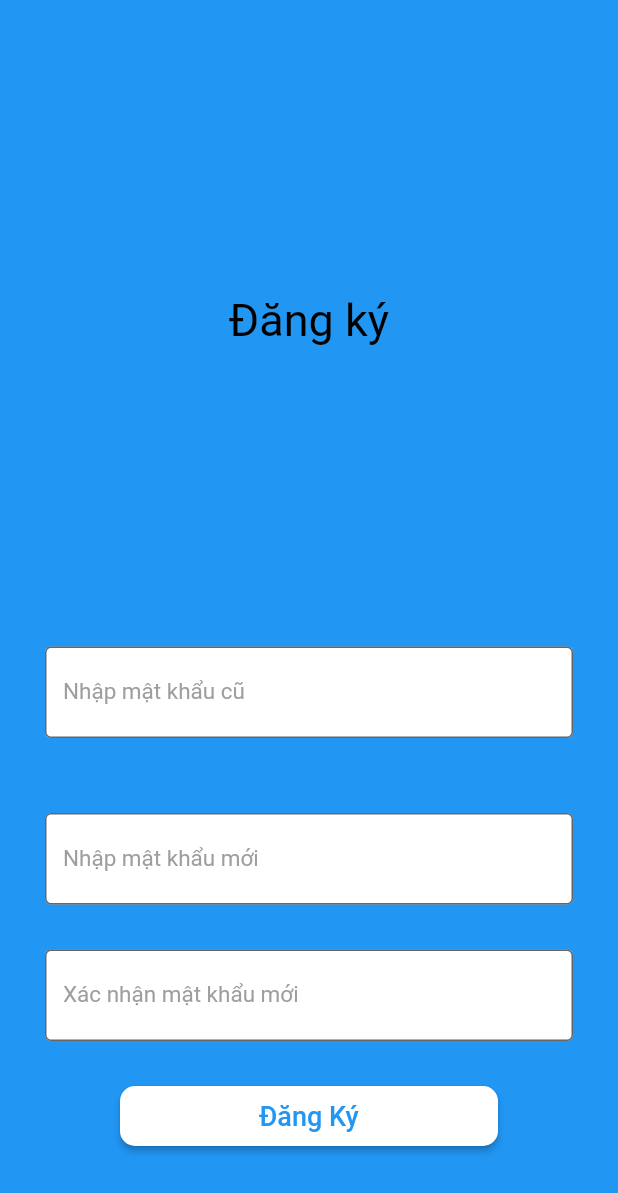
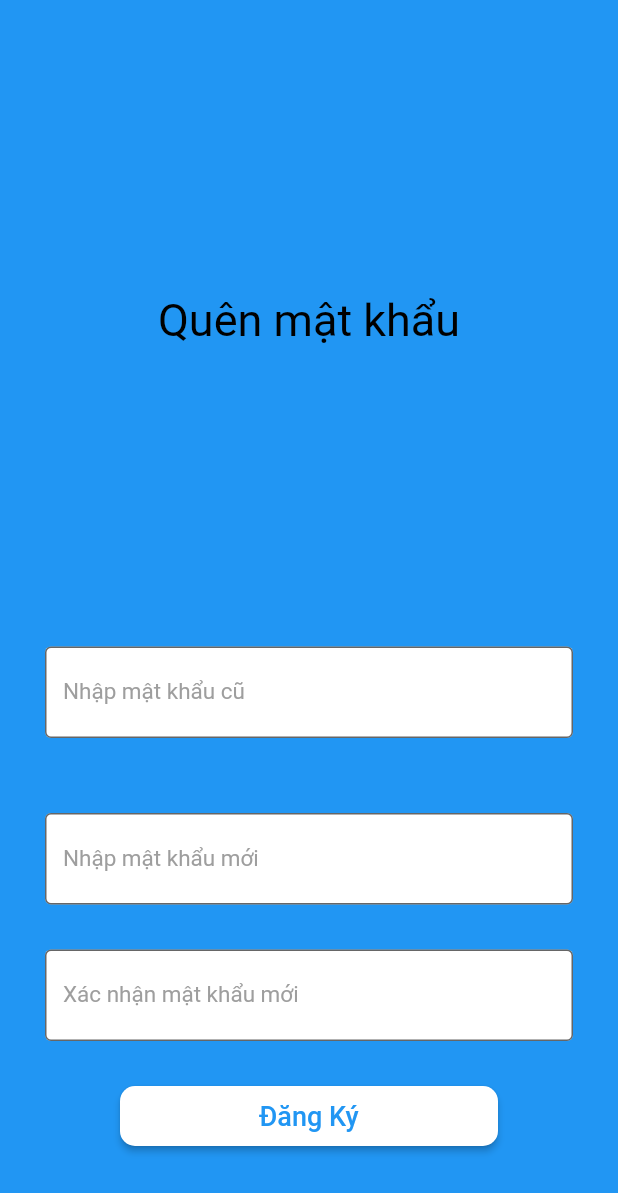
Before and after one commit to NguyenMinhDuc217/studentinformationmanagement, a Flutter app: the screen it shows after launch, after a tap on "Đăng ký", on a phone screen of 412 x 824 dp. Shown: the top 1193 px of the screen. Run offline on Flutter 3.47's test engine with Material 2 defaults, Android fonts, the phone set to English and light mode, and no system bars.

Commit message:
sua quen mat khau

```diff
--- a/lib/register.dart
+++ b/lib/register.dart
@@ -25,7 +25,7 @@ class _RegisterState extends State<Register> {
             children: <Widget>[
               Padding(
                 padding: const EdgeInsets.fromLTRB(0, 0, 0, 200),
-                child: Text('Đăng ký',
+                child: Text('Quên mật khẩu',
                     style: TextStyle(color: Colors.black, fontSize: 30)),
               ),
               Padding(
```
